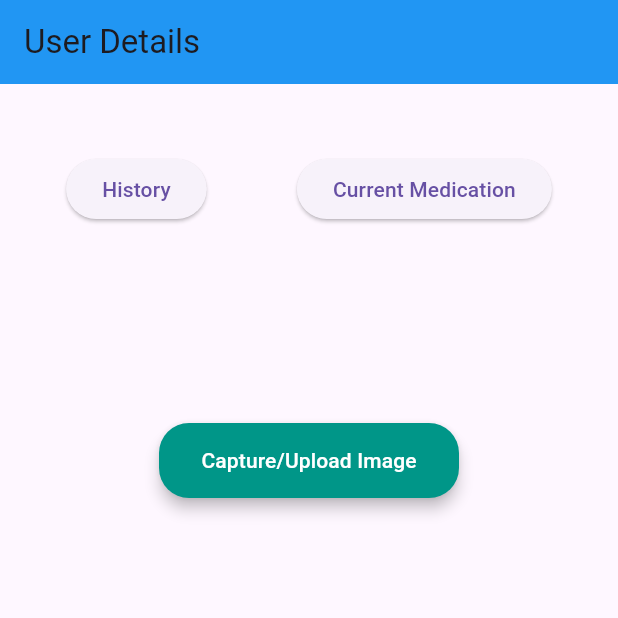
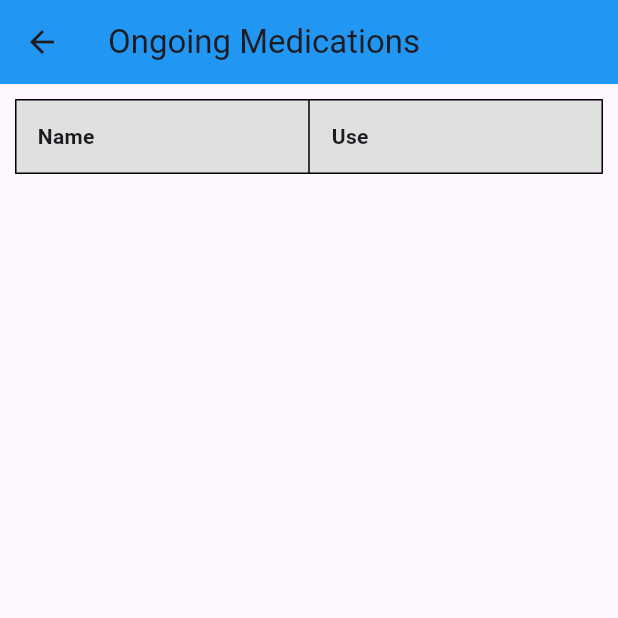
Before and after one commit to Ivin-Mathew/PrescriptionDecoder-BeyondTheLoop, a Flutter app: the Home screen opened directly, after a tap on "Current Medication", on a phone screen of 412 x 824 dp, the top half of it. Run offline on Flutter 3.47's test engine with Material 3 defaults, Android fonts, the phone set to English and light mode, and no system bars; our stand-ins replace cloud_firestore, firebase_auth, firebase_core, firebase_storage, image_picker, modal_progress_hud_nsn; accounts and stored records are empty.

Commit message:
Added medicines page

```diff
--- a/prescription_decoder/lib/main.dart
+++ b/prescription_decoder/lib/main.dart
@@ -1,6 +1,7 @@
 import 'package:flutter/material.dart';
 import 'package:firebase_core/firebase_core.dart';
 import 'package:prescription_decoder/ui/home.dart';
+import 'package:prescription_decoder/ui/login.dart';
 import 'firebase_options.dart';
 
 void main() {
@@ -25,7 +26,7 @@ class MyApp extends StatelessWidget {
         future: _initializeFirebase(),
         builder: (context, snapshot) {
           if (snapshot.connectionState == ConnectionState.done) {
-            return const Home();
+            return const LoginScreen();
           }
           return const Scaffold(
             body: Center(child: CircularProgressIndicator()),
--- a/prescription_decoder/lib/ui/data.dart
+++ b/prescription_decoder/lib/ui/data.dart
@@ -2,6 +2,7 @@ import 'dart:convert';
 import 'package:flutter/material.dart';
 import 'package:http/http.dart' as http;
 import 'package:cloud_firestore/cloud_firestore.dart';
+import 'package:prescription_decoder/ui/home.dart';
 
 class Data extends StatefulWidget {
   const Data({Key? key}) : super(key: key);
@@ -74,6 +75,13 @@ class _DataState extends State<Data> {
       appBar: AppBar(
         title: const Text('Converted Text'),
         backgroundColor: Colors.blue,
+        leading: IconButton(
+          icon: Icon(Icons.arrow_back),
+          onPressed: () {
+            Navigator.of(context).pushReplacement(MaterialPageRoute(
+                          builder: (context) => Home()));
+          },
+        ),
       ),
       body: Center(
         widthFactor: double.maxFinite,
--- a/prescription_decoder/lib/ui/home.dart
+++ b/prescription_decoder/lib/ui/home.dart
@@ -1,5 +1,6 @@
 import 'package:flutter/material.dart';
 import 'package:prescription_decoder/ui/data.dart';
+import 'package:prescription_decoder/ui/medicines.dart';
 import 'package:prescription_decoder/ui/scan.dart';
 
 class Home extends StatefulWidget {
@@ -39,7 +40,8 @@ class _HomeState extends State<Home> {
                 padding: const EdgeInsets.all(16.0),
                 child: ElevatedButton(
                   onPressed: () {
-                    // Handle medication button press
+                    Navigator.of(context).pushReplacement(MaterialPageRoute(
+                          builder: (context) => Medicines()));
                   },
                   child: const Text('Current Medication'),
                 ),
--- /dev/null
+++ b/prescription_decoder/lib/ui/medicines.dart
@@ -0,0 +1,118 @@
+import 'package:flutter/material.dart';
+import 'package:cloud_firestore/cloud_firestore.dart';
+import 'package:prescription_decoder/ui/home.dart';
+
+
+class Medicines extends StatefulWidget {
+  const Medicines({Key? key}) : super(key: key);
+
+  @override
+  _MedicinesState createState() => _MedicinesState();
+}
+
+class _MedicinesState extends State<Medicines> {
+
+  bool _isAscending = false;
+
+  @override
+  Widget build(BuildContext context) {
+    return Scaffold(
+      appBar: AppBar(
+        backgroundColor: Colors.blue,
+        title: Text("Ongoing Medications"),
+        leading: IconButton(
+          icon: Icon(Icons.arrow_back),
+          onPressed: () {
+            Navigator.of(context).pushReplacement(MaterialPageRoute(
+                          builder: (context) => Home()));
+          },
+        ),
+      ),
+      body: Padding(
+        padding: const EdgeInsets.all(10.0),
+        child: StreamBuilder(
+          stream: FirebaseFirestore.instance.collection('Medicines').snapshots(),
+          builder: (BuildContext context, AsyncSnapshot<QuerySnapshot?> snapshot) {
+            if (!snapshot.hasData) {
+              return Center(
+                child: CircularProgressIndicator(),
+              );
+            }
+
+            // Extract data from snapshot
+            List<Map<String, dynamic>> records = snapshot.data!.docs.map((doc) => doc.data() as Map<String, dynamic>).toList();
+
+            // Generate table rows
+            List<TableRow> rows = [
+              TableRow(
+                decoration: BoxDecoration(color: Colors.grey[300]), // Optional: Adding a background color to the title row
+                children: [
+                  TableCell(
+                    child: Padding(
+                      padding: EdgeInsets.all(15.0),
+                      child: Text(
+                        'Name',
+                        style: TextStyle(fontWeight: FontWeight.bold),
+                      ),
+                    ),
+                  ),
+                  TableCell(
+                    child: Padding(
+                      padding: EdgeInsets.all(15.0),
+                      child: GestureDetector(
+                        onTap: () {
+                          setState(() {
+                            _isAscending = !_isAscending; // Toggle sorting order
+                          });
+                        },
+                        child: Row(
+                          children: [
+                            Text(
+                              'Use',
+                              style: TextStyle(fontWeight: FontWeight.bold),
+                            ),
+                          ],
+                        ),
+                      ),
+                    ),
+                  ),
+                ],
+              ),
+              for (var record in records)
+                TableRow(
+                  children: [
+                    TableCell(
+                      child: Padding(
+                        padding: EdgeInsets.all(15.0),
+                        child: Text(record['Name']),
+                      ),
+                    ),
+                    TableCell(
+                      child: Padding(
+                        padding: EdgeInsets.all(15.0),
+                        child: Text(record['Use']),
+                      ),
+                    ),
+                  ],
+                ),
+            ];
+
+            return SingleChildScrollView(
+              scrollDirection: Axis.vertical,
+              child: Table(
+                columnWidths: {
+                  0: FlexColumnWidth(1), // Adjust the width as needed
+                  1: FlexColumnWidth(1), // Adjust the width as needed
+                },
+                border: TableBorder.all(),
+                children: rows,
+              ),
+            );
+
+
+          },
+        ),
+      ),
+    );
+  }
+}
```
